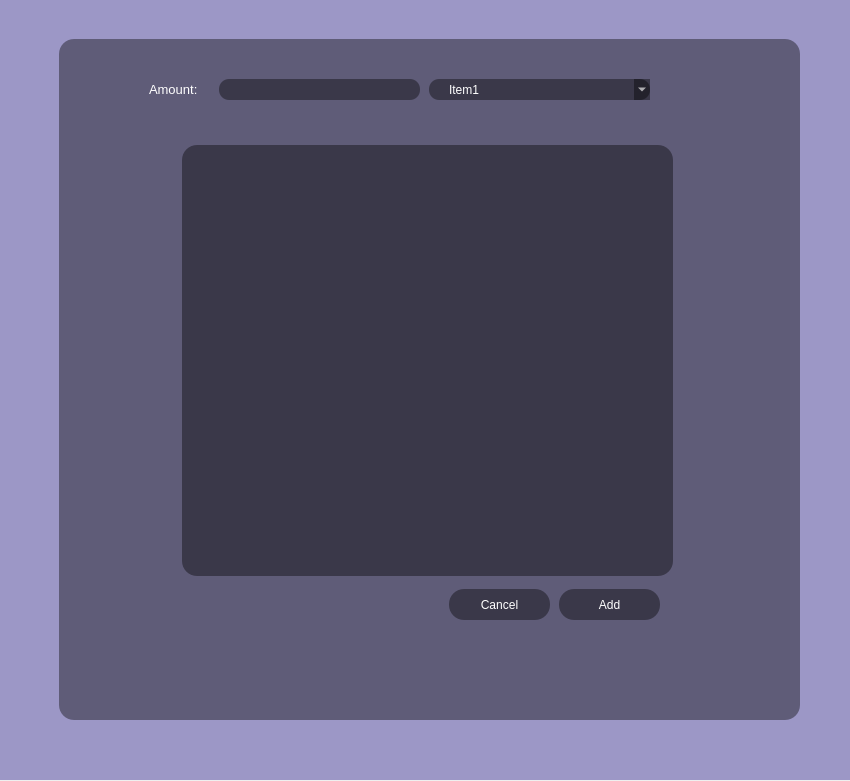
Qt form income.ui (v4sud3v/MINI-PROJECT) before a commit.
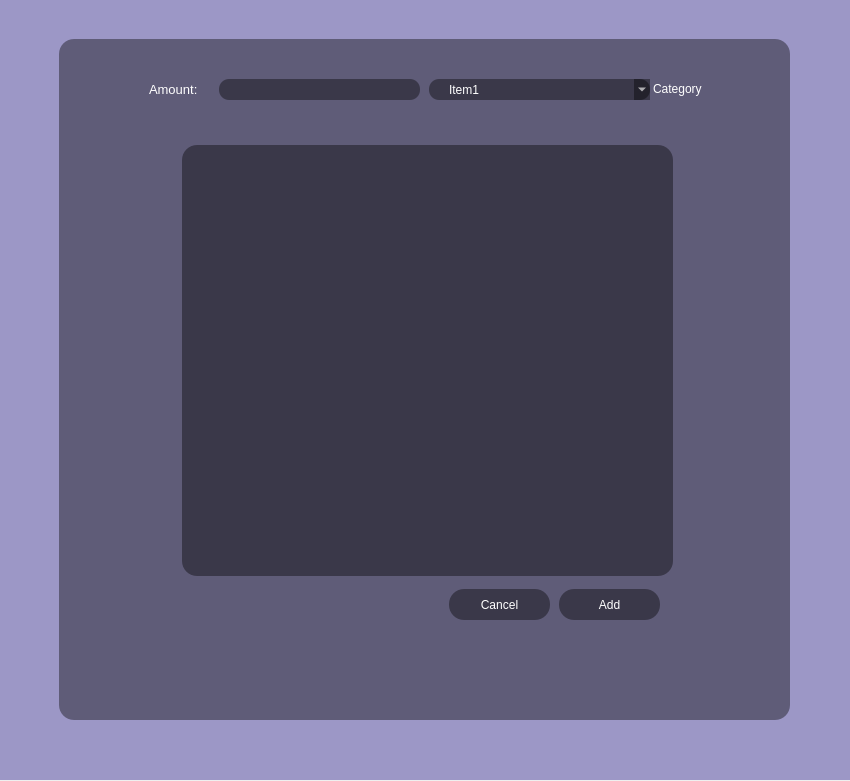
The same form after that commit. Icons and pictures are not drawn.

Diff of the .ui file:
```diff
--- a/income.ui
+++ b/income.ui
@@ -43,7 +43,7 @@
       <rect>
        <x>80</x>
        <y>50</y>
-       <width>741</width>
+       <width>731</width>
        <height>681</height>
       </rect>
      </property>
@@ -170,6 +170,27 @@
        <string notr="true">padding:20px;</string>
       </property>
      </widget>
+     <widget class="QLabel" name="label_2">
+      <property name="geometry">
+       <rect>
+        <x>594</x>
+        <y>40</y>
+        <width>81</width>
+        <height>20</height>
+       </rect>
+      </property>
+      <property name="font">
+       <font>
+        <pointsize>9</pointsize>
+       </font>
+      </property>
+      <property name="styleSheet">
+       <string notr="true">background-color:transparent;</string>
+      </property>
+      <property name="text">
+       <string>Category</string>
+      </property>
+     </widget>
     </widget>
    </widget>
   </widget>
```
